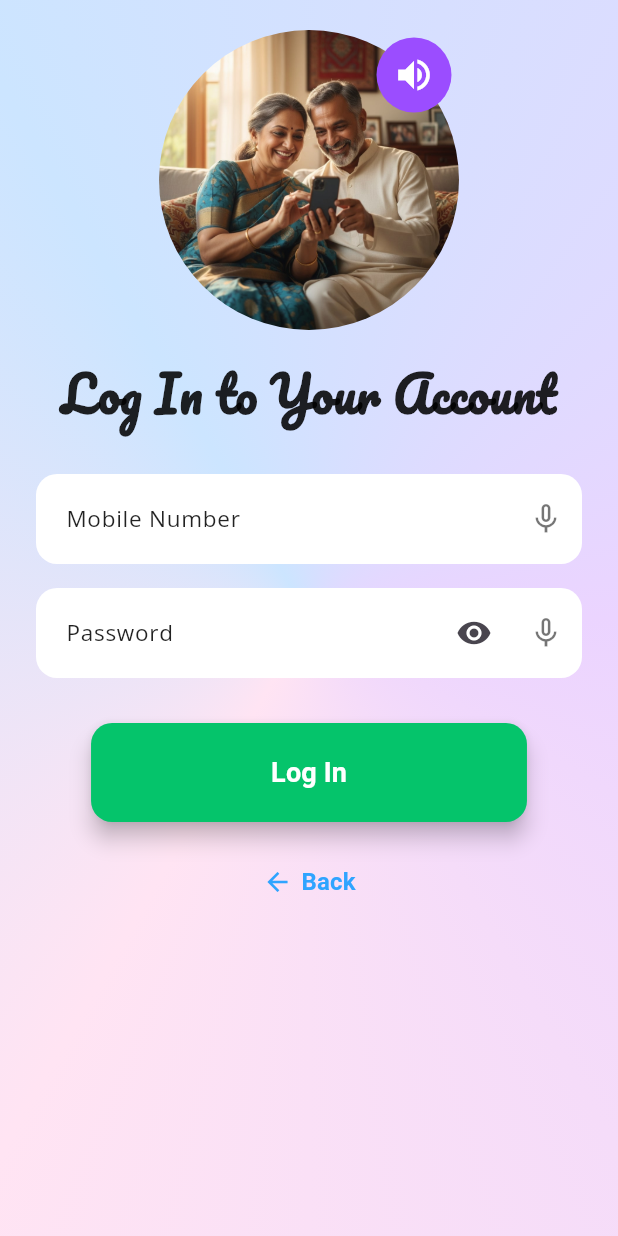
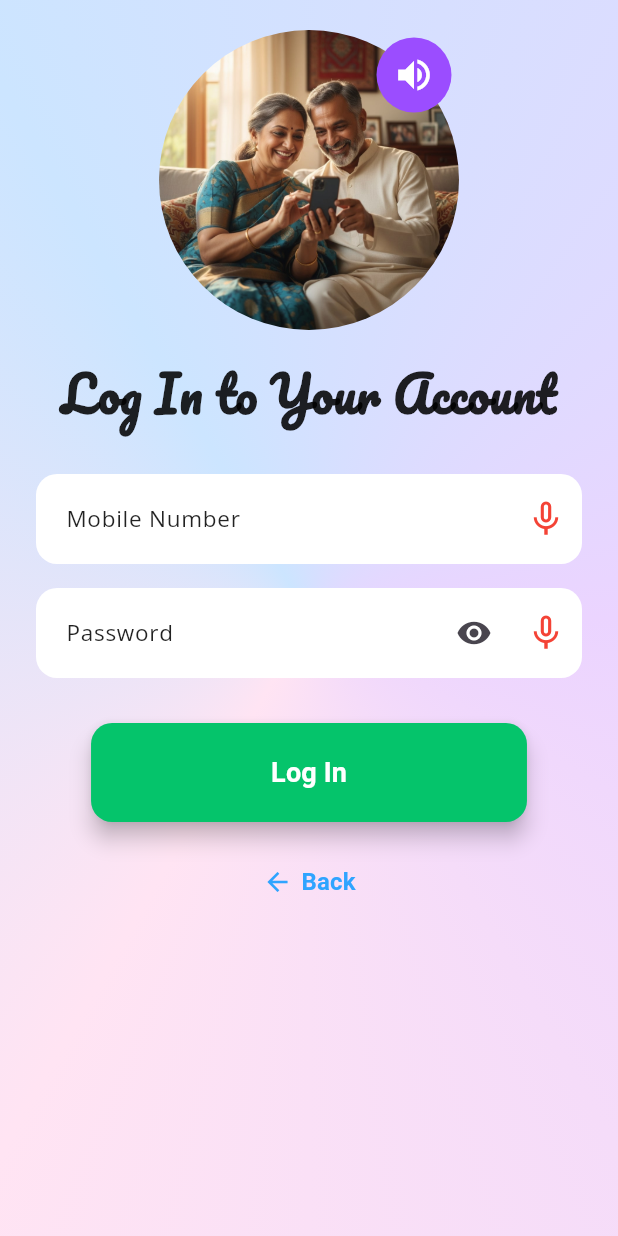
Before and after one commit to HarshJaiswal497/PROJECT_TechGranny, a Flutter app: the LogInPage screen opened directly, after a tap on "Skip", on a phone screen of 412 x 824 dp. Run offline on Flutter 3.47's test engine with Material 3 defaults, Android fonts, the phone set to English and light mode, and no system bars; our stand-ins replace flutter_tts, speech_to_text.

Commit message:
made voice icon more user friendly when listening

```diff
--- a/lib/pages/login.dart
+++ b/lib/pages/login.dart
@@ -385,27 +385,40 @@ class _LogInPageState extends State<LogInPage> with TickerProviderStateMixin {
     );
   }
 
-  // Mic icon builder
+  // Mic icon builder - UPDATED: red when idle, green when listening, greyed when TTS speaks
   Widget micIcon(String field) {
     final bool active = _isListening && _listeningField == field;
+
+    // color rules:
+    // - if TTS speaking, greyed out
+    // - otherwise green when active, red when idle
+    final Color iconColor = _isSpeaking
+        ? Colors.grey
+        : (active ? Colors.green : Colors.red);
+
     return IconButton(
       icon: Stack(
         alignment: Alignment.center,
         children: [
-          Icon(
-            active ? Icons.mic : Icons.mic_none,
-            color: active ? Colors.white : Colors.black54,
-          ),
+          Icon(active ? Icons.mic : Icons.mic_none, color: iconColor, size: 28),
+          // show a small green glowing dot when actively listening
           if (active)
             Positioned(
               right: 0,
               bottom: 0,
               child: Container(
-                width: 8,
-                height: 8,
-                decoration: const BoxDecoration(
-                  color: Colors.red,
+                width: 10,
+                height: 10,
+                decoration: BoxDecoration(
+                  color: Colors.green,
                   shape: BoxShape.circle,
+                  boxShadow: [
+                    BoxShadow(
+                      color: Colors.green.withOpacity(0.7),
+                      blurRadius: 6,
+                      spreadRadius: 2,
+                    ),
+                  ],
                 ),
               ),
             ),
```
